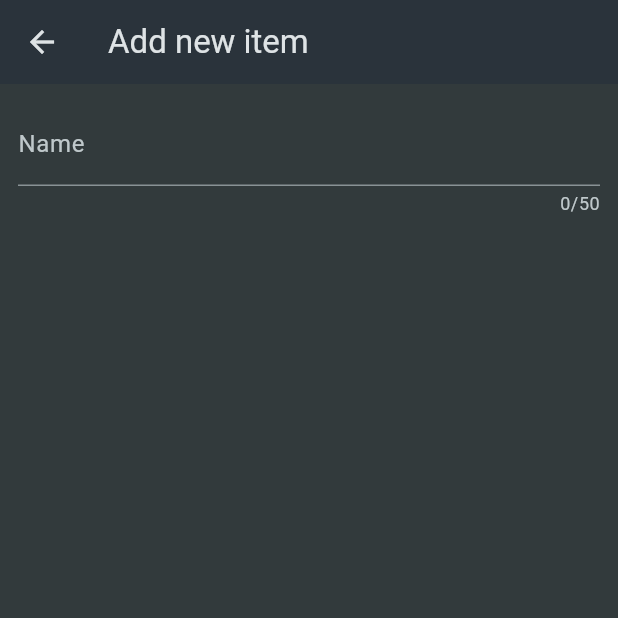
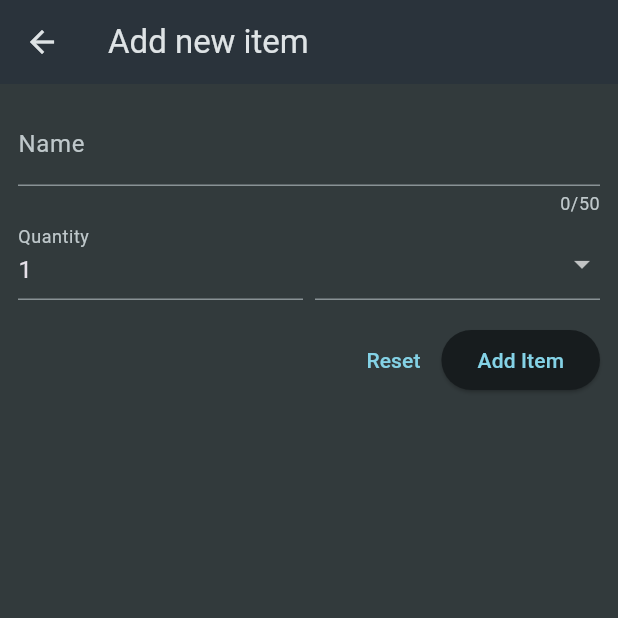
Before and after one commit to parth-n/Shopping_list, a Flutter app: the NewItemScreen screen opened directly, on a phone screen of 412 x 824 dp, the top half of it. Run offline on Flutter 3.47's test engine with Material 3 defaults, Android fonts, the phone set to English and light mode, and no system bars.

Commit message:
added validators for input forms

```diff
--- a/lib/widgets/new_item.dart
+++ b/lib/widgets/new_item.dart
@@ -1,4 +1,5 @@
 import 'package:flutter/material.dart';
+import 'package:shopping_list/data/categories.dart';
 
 class NewItemScreen extends StatefulWidget {
   const NewItemScreen({super.key});
@@ -9,6 +10,12 @@ class NewItemScreen extends StatefulWidget {
 }
 
 class _NewItemState extends State<NewItemScreen> {
+  final _formkey = GlobalKey<FormState>();
+
+  void _saveItem() {
+    _formkey.currentState!.validate();
+  }
+
   @override
   Widget build(BuildContext context) {
     return Scaffold(
@@ -18,15 +25,76 @@ class _NewItemState extends State<NewItemScreen> {
       body: Padding(
         padding: const EdgeInsets.all(12),
         child: Form(
+            key: _formkey,
             child: Column(
               children: [
                 TextFormField(
                   maxLength: 50,
                   decoration: const InputDecoration(label: Text("Name")),
                   validator: (value) {
-                return 'Demo...';
+                    if (value == null || //if invalid
+                        value.isEmpty ||
+                        value.trim().length <= 1 ||
+                        value.trim().length > 50) {
+                      return 'Must be between 1 and 50 charachters';
+                    }
+                    return null; // if valid.
                   },
                 ),
+                Row(
+                  crossAxisAlignment: CrossAxisAlignment.end,
+                  children: [
+                    Expanded(
+                      child: TextFormField(
+                          decoration:
+                              const InputDecoration(label: Text('Quantity')),
+                          keyboardType: TextInputType.number,
+                          initialValue: '1',
+                          validator: (value) {
+                            if (value == null || //if invalid
+                                value.isEmpty ||
+                                int.tryParse(value) == null ||
+                                int.tryParse(value)! <= 0) {
+                              return 'Invalid quantity';
+                            }
+                            return null; // if valid.
+                          }),
+                    ),
+                    const SizedBox(
+                      width: 8,
+                    ),
+                    Expanded(
+                      child: DropdownButtonFormField(items: [
+                        for (final category in categories.entries)
+                          DropdownMenuItem(
+                            value: category.value,
+                            child: Row(children: [
+                              Container(
+                                width: 16,
+                                height: 16,
+                                color: category.value.color,
+                              ),
+                              const SizedBox(width: 6),
+                              Text(category.value.title)
+                            ]),
+                          ),
+                      ], onChanged: (value) {}),
+                    )
+                  ],
+                ),
+                const SizedBox(height: 16),
+                Row(
+                  mainAxisAlignment: MainAxisAlignment.end,
+                  children: [
+                    TextButton(
+                        onPressed: () {
+                          _formkey.currentState!.reset();
+                        },
+                        child: const Text('Reset')),
+                    ElevatedButton(
+                        onPressed: _saveItem, child: const Text('Add Item'))
+                  ],
+                )
               ],
             )),
       ),
```
Lines whose indentation alone changed are shown as unchanged.
